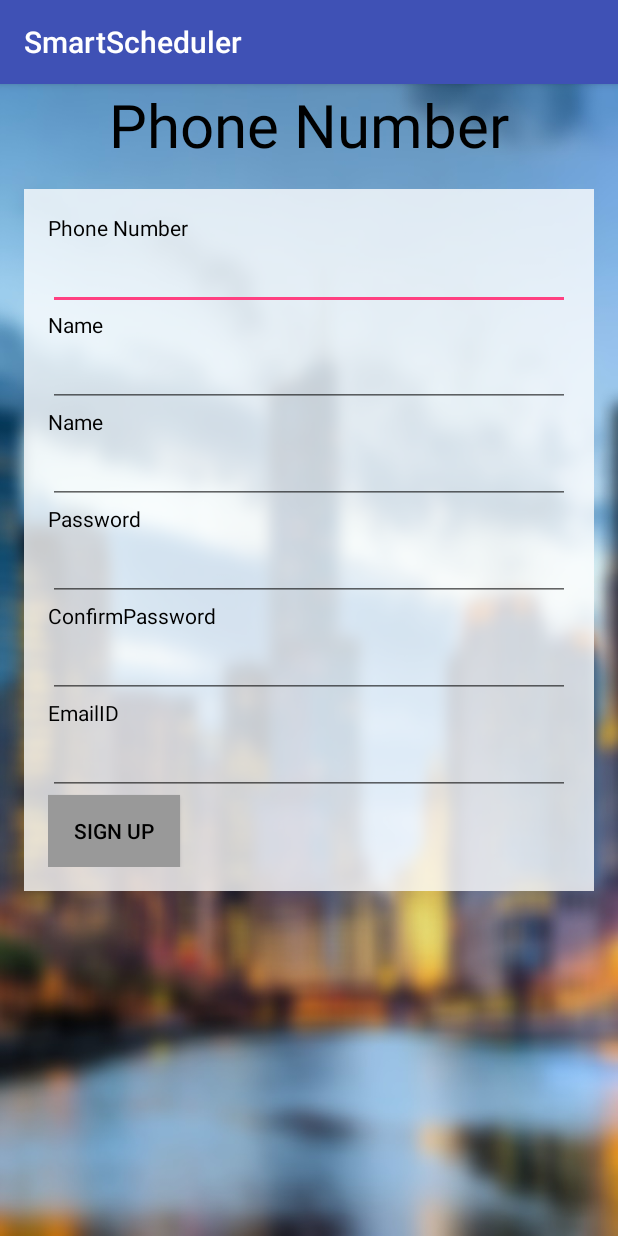
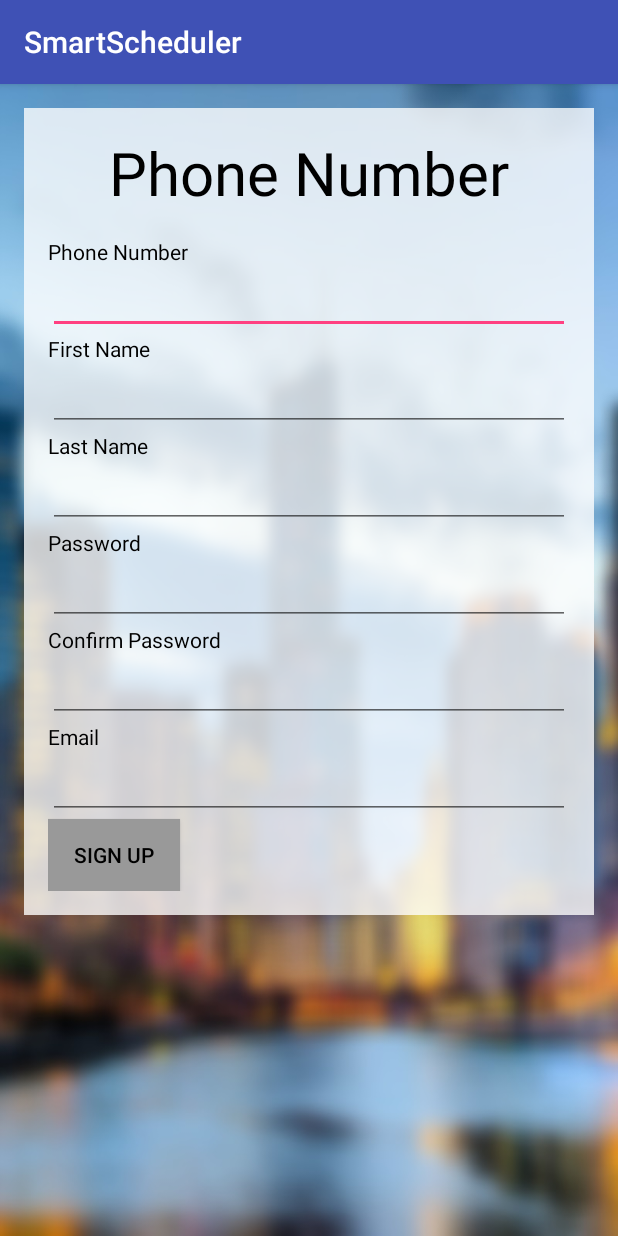
Before and after one commit to veereshr/rOOm-mobile-app, an Android app: the CreateAccount screen opened directly, with no data from a screen before it, on a phone screen of 412 x 824 dp. Run offline under Robolectric (Android 15) with nearby library versions, the phone set to English and light mode, and no system bars.

Commit message:
udpated createacount GUI

```diff
--- a/SmartScheduler/app/src/main/res/layout/activity_create_account.xml
+++ b/SmartScheduler/app/src/main/res/layout/activity_create_account.xml
@@ -5,17 +5,6 @@
     android:layout_height="match_parent"
     tools:context="com.example.dips.smartscheduler.CreateAccount"
     android:background="@drawable/bg1">
-
-    <TextView
-        android:layout_width="wrap_content"
-        android:layout_height="wrap_content"
-        android:text="Phone Number"
-        android:id="@+id/textView13"
-        android:textSize="40dp"
-        android:textColor="#000"
-        android:layout_alignParentStart="true"
-        android:layout_alignEnd="@+id/scrollView3"
-        android:textAlignment="center" />
 
     <ScrollView
         android:layout_width="match_parent"
@@ -33,6 +22,18 @@
             android:layout_height="match_parent"
             android:background="#c8ffffff"
             android:padding="16sp">
+
+            <TextView
+                android:layout_width="match_parent"
+                android:layout_height="wrap_content"
+                android:text="Phone Number"
+                android:id="@+id/textView13"
+                android:textSize="40dp"
+                android:textColor="#000"
+                android:layout_alignParentStart="true"
+                android:layout_alignEnd="@+id/scrollView3"
+                android:textAlignment="center"
+                android:paddingBottom="16dp" />
 
             <TextView
                 android:textColor="#000"
@@ -57,7 +58,7 @@
                 android:textColor="#000"
                 android:layout_width="wrap_content"
                 android:layout_height="wrap_content"
-                android:text="Name"
+                android:text="First Name"
                 android:id="@+id/textView6"
                 android:layout_above="@+id/lNameText"
                 android:layout_alignParentStart="true" />
@@ -75,7 +76,7 @@
                 android:textColor="#000"
                 android:layout_width="wrap_content"
                 android:layout_height="wrap_content"
-                android:text="Name"
+                android:text="Last Name"
                 android:id="@+id/textView12"
                 android:layout_above="@+id/lNameText"
                 android:layout_alignParentStart="true" />
@@ -113,7 +114,7 @@
                 android:textColor="#000"
                 android:layout_width="wrap_content"
                 android:layout_height="wrap_content"
-                android:text="ConfirmPassword"
+                android:text="Confirm Password"
                 android:id="@+id/textView9"
                 android:layout_above="@+id/passConText"
                 android:layout_alignParentStart="true" />
@@ -133,7 +134,7 @@
                 android:textColor="#000"
                 android:layout_width="wrap_content"
                 android:layout_height="wrap_content"
-                android:text="EmailID"
+                android:text="Email"
                 android:id="@+id/textView10"
                 android:layout_alignBottom="@+id/emailText"
                 android:layout_alignStart="@+id/textView8"
```
